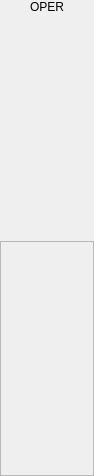
Above: ui/operator.ui from creeper5820/pcs before the change. Below: the same form after it.
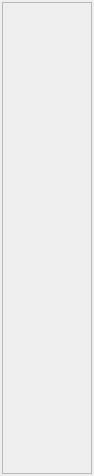
That is the form after the change.

Commit message: develop: operate buttons

Diff of the .ui file:
```diff
--- a/ui/operator.ui
+++ b/ui/operator.ui
@@ -10,9 +10,15 @@
     <height>476</height>
    </rect>
   </property>
+  <property name="minimumSize">
+   <size>
+    <width>40</width>
+    <height>0</height>
+   </size>
+  </property>
   <property name="maximumSize">
    <size>
-    <width>132</width>
+    <width>16777215</width>
     <height>16777215</height>
    </size>
   </property>
@@ -22,32 +28,23 @@
   <property name="windowTitle">
    <string>Form</string>
   </property>
-  <layout class="QVBoxLayout" name="verticalLayout_2">
+  <layout class="QHBoxLayout" name="mainLayout">
    <property name="leftMargin">
-    <number>0</number>
+    <number>2</number>
    </property>
    <property name="topMargin">
-    <number>0</number>
+    <number>2</number>
    </property>
    <property name="rightMargin">
-    <number>0</number>
+    <number>2</number>
    </property>
    <property name="bottomMargin">
-    <number>0</number>
+    <number>2</number>
    </property>
    <item>
-    <layout class="QVBoxLayout" name="operateLayout">
+    <layout class="QVBoxLayout" name="background">
      <item>
-      <widget class="QLabel" name="label">
-       <property name="text">
-        <string>OPER</string>
-       </property>
-       <property name="alignment">
-        <set>Qt::AlignHCenter|Qt::AlignTop</set>
-       </property>
-      </widget>
-     </item>
-    </layout>
+      <layout class="QVBoxLayout" name="iconLayout"/>
    </item>
    <item>
     <widget class="QFrame" name="frame">
@@ -87,6 +84,8 @@
       </property>
      </layout>
     </widget>
+     </item>
+    </layout>
    </item>
   </layout>
  </widget>
```
Left out of the diff: 4 changed lines with no effect on the pictures. Lines whose indentation alone changed are shown as unchanged. The commit also changes 11 other files.
